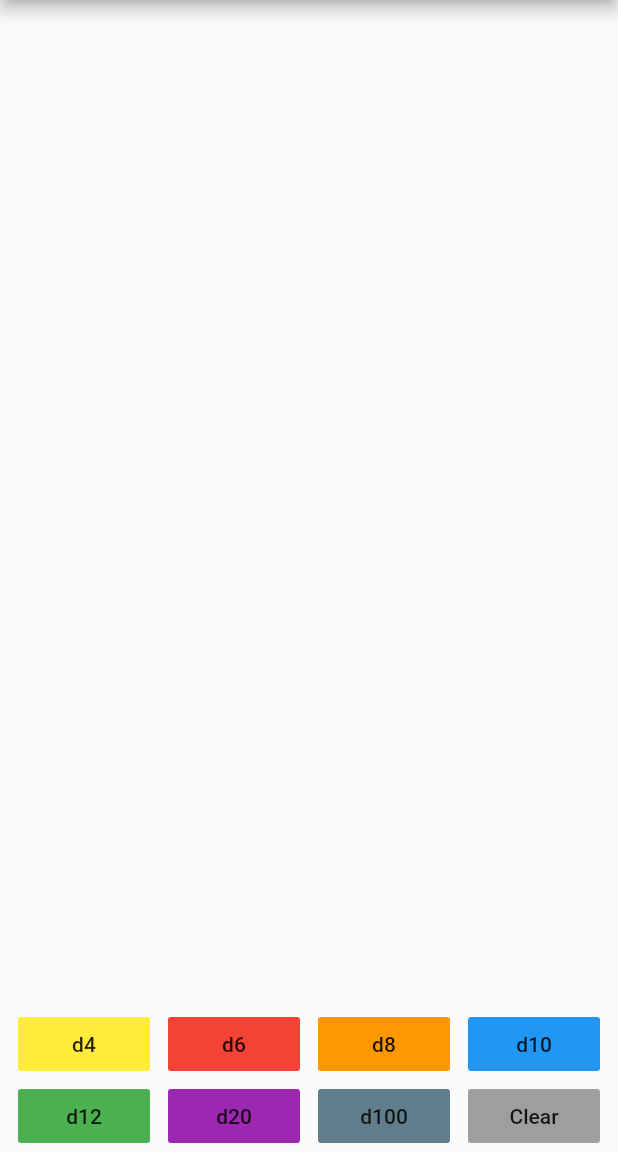
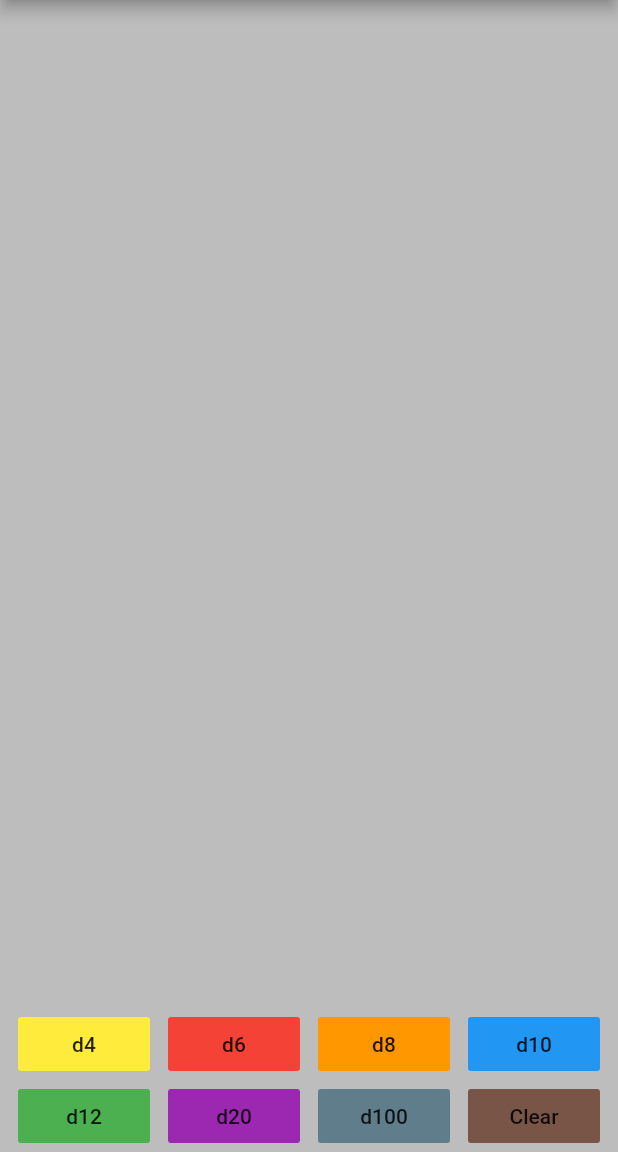
Before and after one commit to JesseDotEXE/ArrEnnGee, a Flutter app: the screen it shows after launch, on a phone screen of 412 x 824 dp, the part 84-1236 px from its top. Run offline on Flutter 3.47's test engine with Material 2 defaults, Android fonts, the light colour scheme and no system bars.

Commit message:
Color adjust.

```diff
--- a/lib/main.dart
+++ b/lib/main.dart
@@ -80,6 +80,7 @@ class _ArrEnnGeeState extends State<ArrEnnGee> {
       appBar: AppBar(
         title: Text(widget.title),
       ),
+      backgroundColor: Colors.grey[400],
       body: Container(
         child: Column(
           mainAxisAlignment: MainAxisAlignment.spaceEvenly,
@@ -141,7 +142,7 @@ class _ArrEnnGeeState extends State<ArrEnnGee> {
                     ),
                     FlatButton(
                         onPressed: () { clearHistory(); },
-                        color: Colors.grey,
+                        color: Colors.brown,
                         child: Text('Clear')
                     ),
                   ],
```
